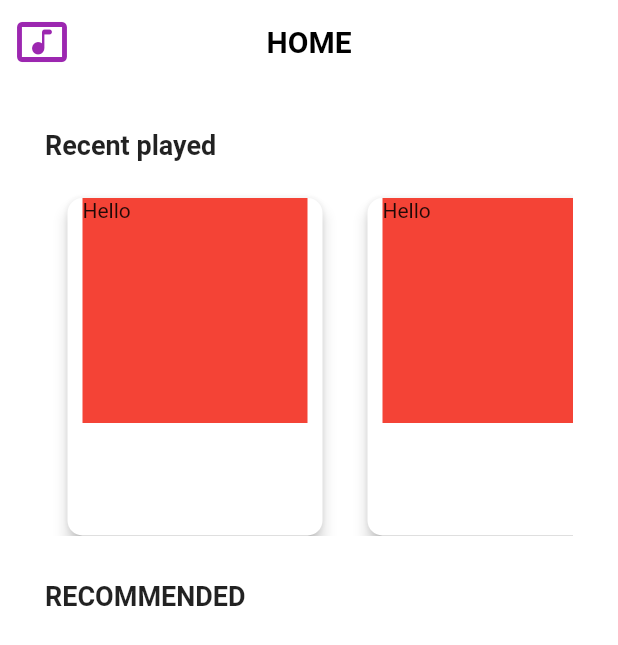
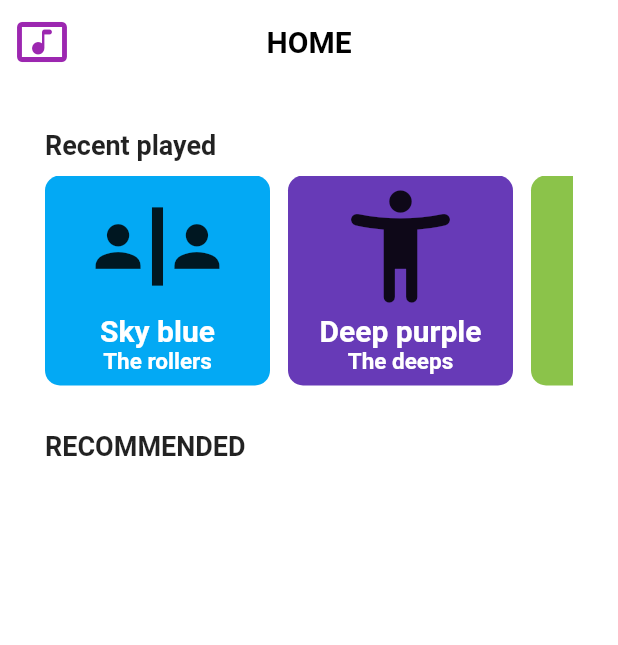
Before and after one commit to julicam10/Music-App-Basic-UI, a Flutter app: the HomePage screen opened by its route, on a phone screen of 412 x 824 dp. Shown: the top 645 px of the screen. Run offline on Flutter 3.47's test engine with Material 2 defaults, Android fonts, the phone set to English and light mode, and no system bars.

Commit message:
Se creo el widget de las canciones recien sonadas, pero se debe modificar, si no puedo, volvere a este commite jeje

```diff
--- a/lib/pages/home_page.dart
+++ b/lib/pages/home_page.dart
@@ -1,5 +1,4 @@
 import 'package:flutter/material.dart';
-import 'package:music_app_ui/widgets/recent_played.dart';
 
 class HomePage extends StatelessWidget {
   const HomePage({Key? key}) : super(key: key);
@@ -33,9 +32,9 @@ class HomePage extends StatelessWidget {
           padding: const EdgeInsets.symmetric(horizontal: 30),
           child: Column(
             crossAxisAlignment: CrossAxisAlignment.start,
-            children: const [
-              Padding(
-                padding: EdgeInsets.only(top: 30, left: 0),
+            children: [
+              const Padding(
+                padding: EdgeInsets.only(top: 30, bottom: 10),
                 child: Text(
                   'Recent played',
                   style: TextStyle(
@@ -45,8 +44,36 @@ class HomePage extends StatelessWidget {
                   textAlign: TextAlign.start,
                 ),
               ),
-              RecentPlayWidget(),
-              Padding(
+              Container(
+                height: 140,
+                child: ListView(
+                  scrollDirection: Axis.horizontal,
+                  children: const [
+                    Card(
+                      color: Colors.lightBlue,
+                      name: 'Sky blue',
+                      artist: 'The rollers',
+                      icon: Icons.safety_divider,
+                    ),
+                    SizedBox(width: 12),
+                    Card(
+                      color: Colors.deepPurple,
+                      name: 'Deep purple',
+                      artist: 'The deeps',
+                      icon: Icons.accessibility_new_rounded,
+                    ),
+                    SizedBox(width: 12),
+                    Card(
+                      color: Colors.lightGreen,
+                      name: 'Greens',
+                      artist: 'The Greens',
+                      icon: Icons.adb,
+                    ),
+                    SizedBox(width: 12),
+                  ],
+                ),
+              ),
+              const Padding(
                 padding: EdgeInsets.only(top: 30, left: 0),
                 child: Text(
                   'RECOMMENDED',
@@ -64,3 +91,56 @@ class HomePage extends StatelessWidget {
     );
   }
 }
+
+class Card extends StatelessWidget {
+  const Card({
+    Key? key,
+    required this.color,
+    required this.name,
+    required this.artist,
+    required this.icon,
+  }) : super(key: key);
+
+  final IconData icon;
+  final Color color;
+  final String name;
+  final String artist;
+
+  @override
+  Widget build(BuildContext context) {
+    return Container(
+      height: 200,
+      width: 150,
+      decoration: BoxDecoration(
+        color: color,
+        borderRadius: BorderRadius.circular(10),
+      ),
+      child: Column(
+        mainAxisAlignment: MainAxisAlignment.end,
+        children: [
+          Icon(
+            icon,
+            size: 90,
+          ),
+          Text(
+            name,
+            style: const TextStyle(
+              fontWeight: FontWeight.bold,
+              fontSize: 20,
+              color: Colors.white,
+            ),
+          ),
+          Text(
+            artist,
+            style: const TextStyle(
+              fontWeight: FontWeight.bold,
+              fontSize: 15,
+              color: Colors.white,
+            ),
+          ),
+          const SizedBox(height: 7),
+        ],
+      ),
+    );
+  }
+}
--- a/lib/widgets/recent_played.dart
+++ /dev/null
@@ -1,44 +0,0 @@
-import 'package:flutter/material.dart';
-
-class RecentPlayWidget extends StatelessWidget {
-  const RecentPlayWidget({
-    Key? key,
-  }) : super(key: key);
-
-  @override
-  Widget build(BuildContext context) {
-    return SizedBox(
-      height: 250,
-      child: ListView.builder(
-        shrinkWrap: true,
-        scrollDirection: Axis.horizontal,
-        itemCount: 3,
-        itemBuilder: (BuildContext context, int index) => Container(
-          height: 150,
-          width: 200,
-          child: Card(
-            shape: RoundedRectangleBorder(
-              borderRadius: BorderRadius.circular(10),
-            ),
-            margin: const EdgeInsets.only(left: 15, right: 15, top: 25),
-            elevation: 4,
-            child: Column(
-              children: [
-                Stack(
-                  children: [
-                    Container(
-                      width: 150,
-                      height: 150,
-                      color: Colors.red,
-                    ),
-                    const Text('Hello'),
-                  ],
-                ),
-              ],
-            ),
-          ),
-        ),
-      ),
-    );
-  }
-}
```
